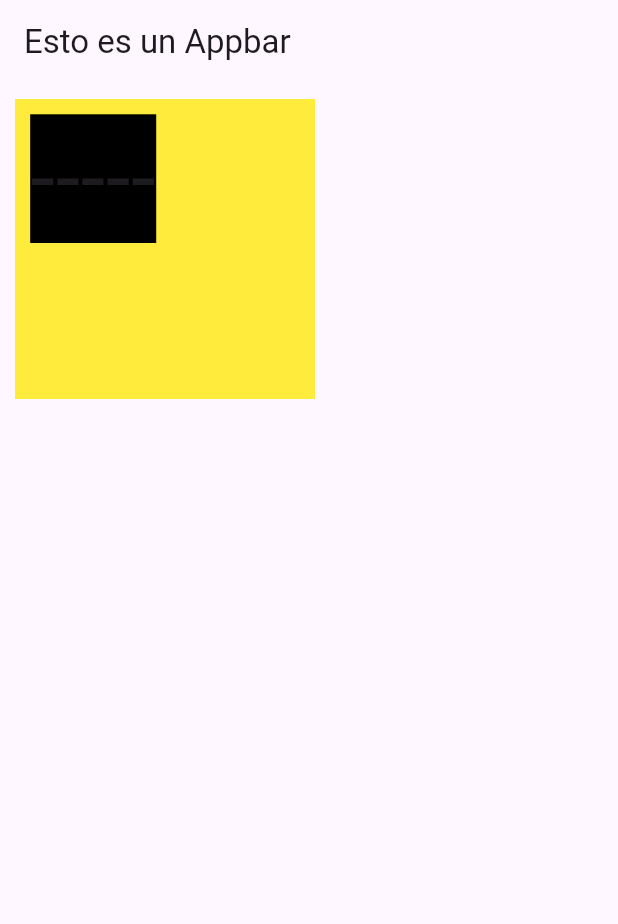
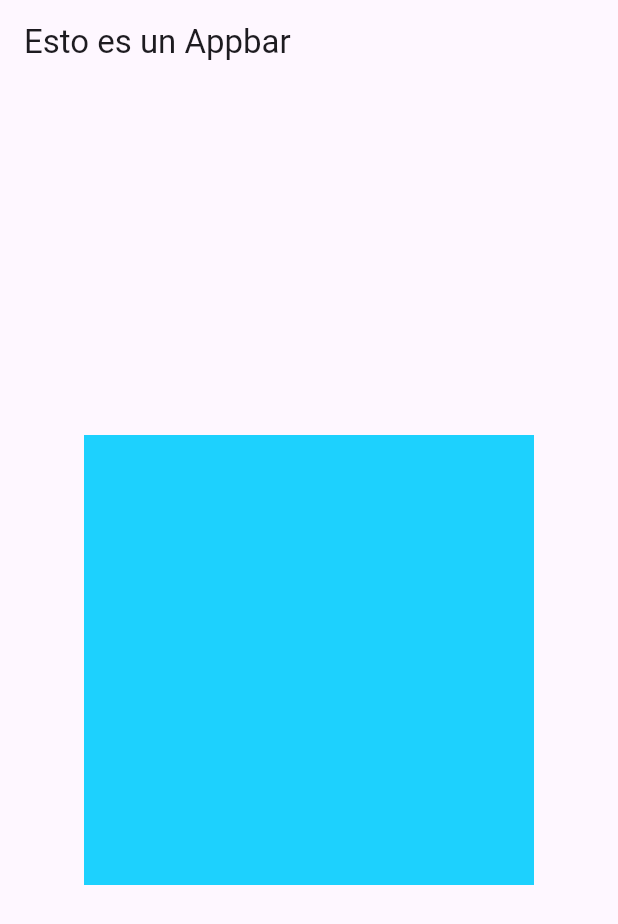
Before and after one commit to sebudea/FlutterLearn, a Flutter app: the screen it shows after launch, on a phone screen of 412 x 824 dp. Shown: the top 924 px of the screen. Run offline on Flutter 3.47's test engine with Material 3 defaults, Android fonts, the phone set to English and light mode, and no system bars.

Commit message:
Flutter Colores

```diff
--- a/lib/main.dart
+++ b/lib/main.dart
@@ -10,20 +10,17 @@ class MyApp extends StatelessWidget {
     return MaterialApp(
       title: 'Material App',
       home: Scaffold(
-          appBar: AppBar(
-            title: const Text("Esto es un Appbar"),
+        appBar: AppBar(
+          title: const Text("Esto es un Appbar"),
+        ),
+        body: Center(
+          child: Container(
+            color: Color.fromRGBO(29, 209, 254, 1),
+            height: 300,
+            width: 300,
           ),
-          body: Container(
-            width: 200,
-            height: 200,
-            color: Colors.yellow,
-            margin: EdgeInsets.all(10),
-            padding: EdgeInsets.all(10),
-            child: Text(
-              "-----",
-              style: TextStyle(backgroundColor: Colors.black, fontSize: 60),
-            ),
-          )),
+        ),
+      ),
     );
   }
 }
```
